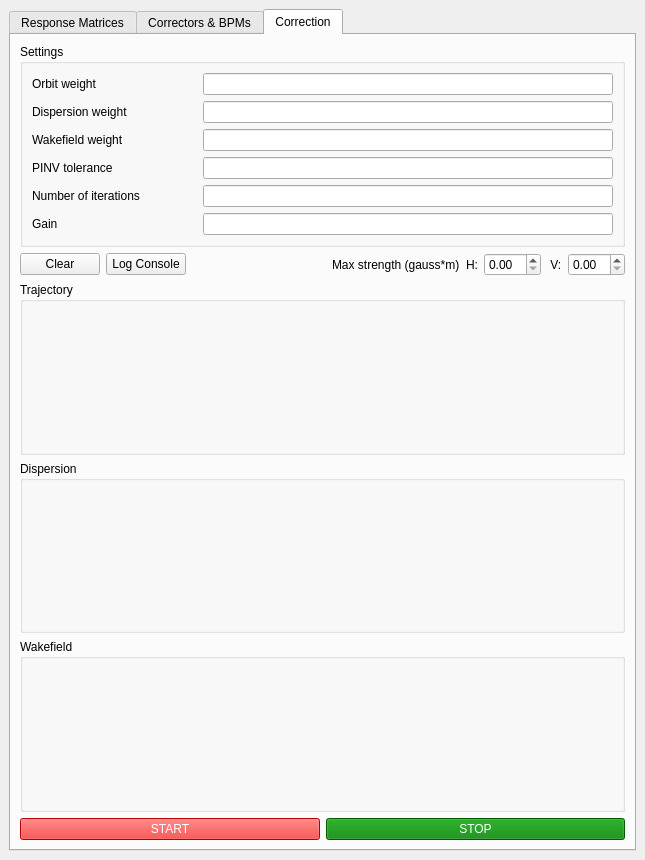
Above: BBA_GUI.ui from wiktoria-malek/flight-simulator before the change. Below: the same form after it.
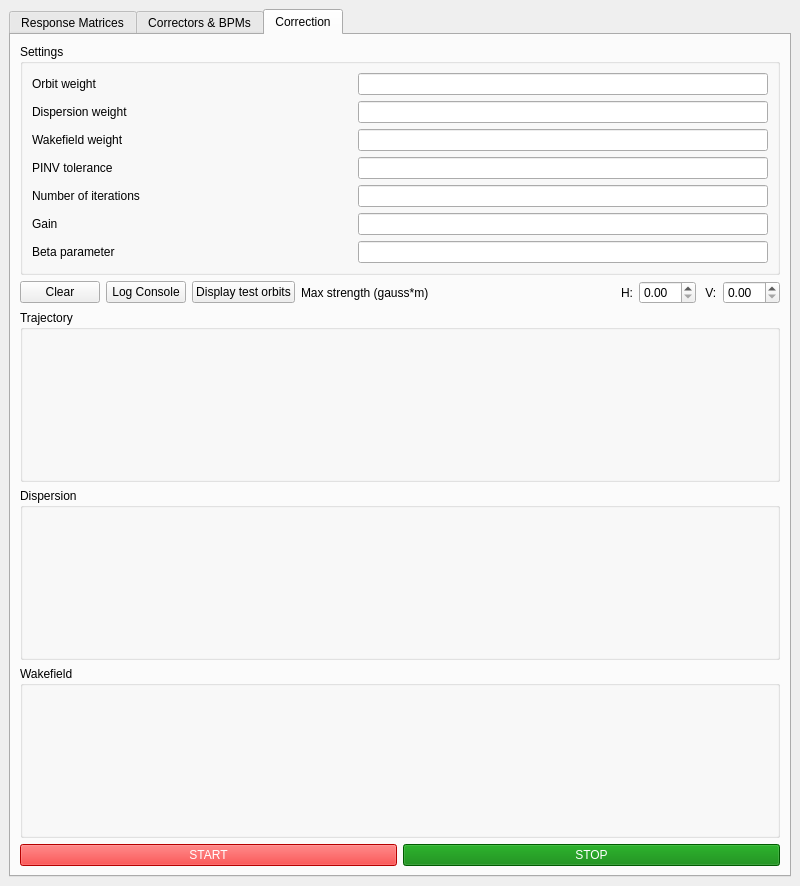
That is the form after the change. The open tabs and pages were chosen to show the change.

Commit message: BPM weights, error bars, display test orbits etc

What changed in the file:
```diff
--- a/BBA_GUI.ui
+++ b/BBA_GUI.ui
@@ -6,8 +6,8 @@
    <rect>
     <x>0</x>
     <y>0</y>
-    <width>645</width>
-    <height>860</height>
+    <width>800</width>
+    <height>886</height>
    </rect>
   </property>
   <property name="windowTitle">
@@ -597,6 +597,27 @@
                </item>
               </layout>
              </item>
+             <item>
+              <layout class="QHBoxLayout" name="horizontalLayout_beta">
+               <item>
+                <widget class="QLabel" name="label_beta">
+                 <property name="text">
+                  <string>Beta parameter</string>
+                 </property>
+                </widget>
+               </item>
+               <item>
+                <widget class="QLineEdit" name="lineEdit_beta">
+                 <property name="maximumSize">
+                  <size>
+                   <width>410</width>
+                   <height>16777215</height>
+                  </size>
+                 </property>
+                </widget>
+               </item>
+              </layout>
+             </item>
             </layout>
            </widget>
           </item>
@@ -623,20 +644,11 @@
              </widget>
             </item>
             <item>
-             <spacer name="before_current_spacer">
-              <property name="orientation">
-               <enum>Qt::Horizontal</enum>
+             <widget class="QPushButton" name="pushButton_testorb">
+              <property name="text">
+               <string>Display test orbits</string>
               </property>
-              <property name="sizeType">
-               <enum>QSizePolicy::Expanding</enum>
-              </property>
-              <property name="sizeHint" stdset="0">
-               <size>
-                <width>180</width>
-                <height>20</height>
-               </size>
-              </property>
-             </spacer>
+             </widget>
             </item>
             <item>
              <layout class="QHBoxLayout" name="current_layout">
```
The commit also changes 14 other files.
